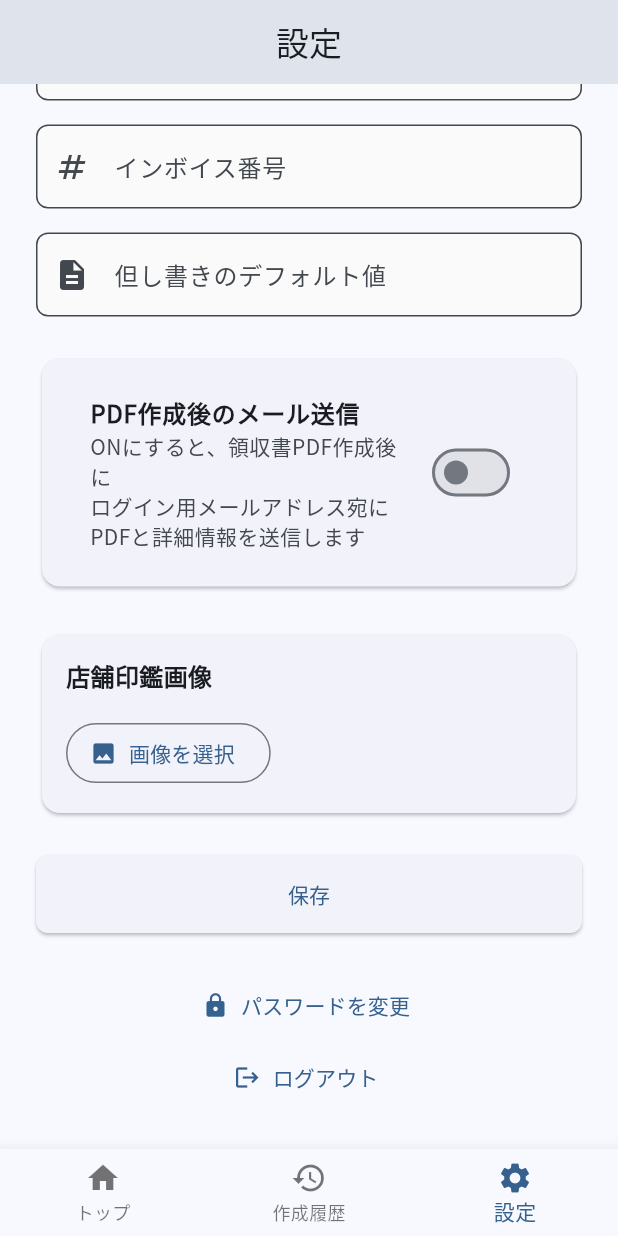
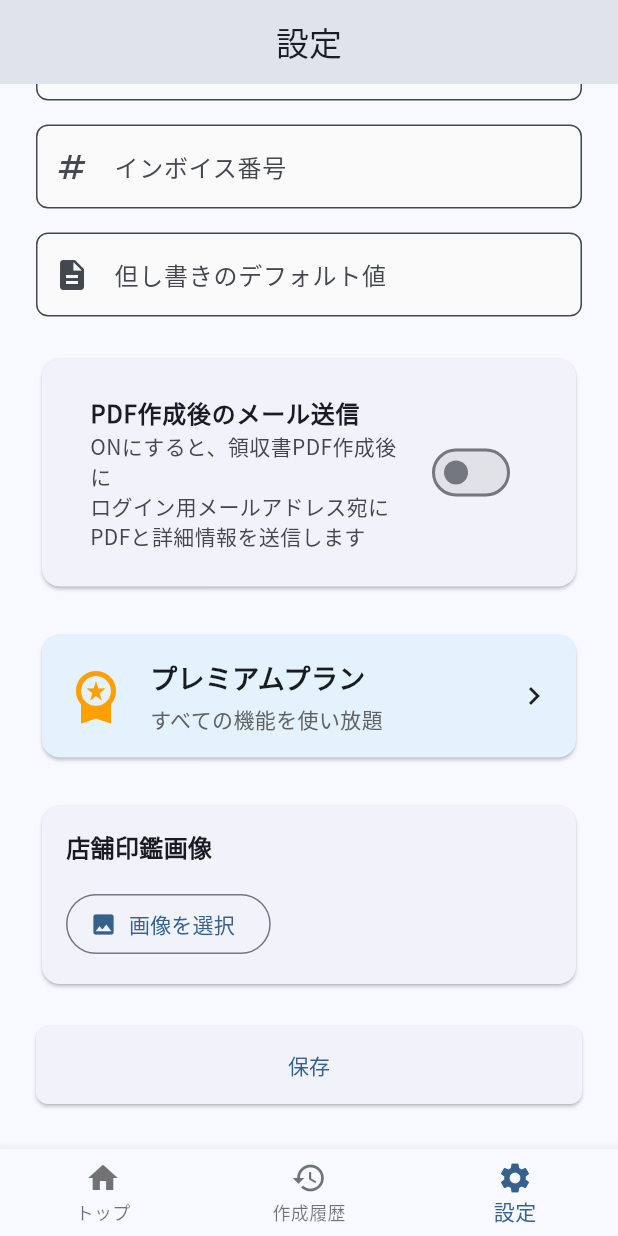
Before and after one commit to ay01sec/receipt_app, a Flutter app: the screen it shows once a user with an empty profile is signed in, item 3 of the bottom bar chosen, scrolled down 357 dp, on a phone screen of 412 x 824 dp. Run offline on Flutter 3.47's test engine with Material 3 defaults, Android fonts, the phone set to English and light mode, and no system bars; our stand-ins replace cloud_firestore, firebase_auth, firebase_core, firebase_storage, flutter_dotenv, flutter_riverpod and 4 more; missing offline and left inert: purchases_flutter, syncfusion_flutter_pdfviewer; accounts and stored records are empty.

Commit message:
無料トライアル3日間とサブスクリプション機能を実装
機能追加:
- UserDataモデルにトライアル期間判定ロジックを追加
  - isInTrial: トライアル中かどうか（3日間）
  - trialDaysRemaining: トライアル残り日数
  - canUseApp: アプリ使用可能かどうか
  - shouldShowPaywall: 課金画面を表示すべきかどうか

- サブスクリプション購入画面を作成
  - 月額・年額プランの表示
  - 購入・リストア機能
  - 強制表示モード（トライアル終了後）

- 設定画面にプレミアムプラン導線を追加
  - 青色のカードで目立つデザイン
  - タップでサブスクリプション画面へ遷移

- アプリ起動時のトライアル期間チェック
  - userDataProviderを追加（Firestore からUserDataを取得）
  - AuthWrapperでトライアル期間をチェック
  - トライアル終了 & サブスクなし → 課金画面を強制表示
  - トライアル中 or サブスク有効 → メイン画面

仕様:
- 無料トライアル: 初回登録から3日間
- 課金画面の表示タイミング:
  - 3日目終了後のアプリ起動時（自動・強制表示）
  - 設定画面から手動アクセス可能
- 機能制限なし（トライアル中も課金後も同じ機能）

```diff
--- a/lib/main.dart
+++ b/lib/main.dart
@@ -7,6 +7,7 @@ import 'utils/constants.dart';
 import 'providers/auth_provider.dart';
 import 'screens/auth/login_screen.dart';
 import 'screens/main_navigation.dart';
+import 'screens/subscription/subscription_screen.dart';
 import 'services/revenue_cat_service.dart';
 
 void main() async {
@@ -117,8 +118,32 @@ class AuthWrapper extends ConsumerWidget {
     return authState.when(
       data: (user) {
         if (user != null) {
-          // ログイン済み - メインナビゲーションを表示
-          return const MainNavigation();
+          // ログイン済み - ユーザーデータをチェック
+          final userDataState = ref.watch(userDataProvider);
+
+          return userDataState.when(
+            data: (userData) {
+              if (userData == null) {
+                // ユーザーデータが見つからない場合はスプラッシュ表示
+                return const SplashScreen();
+              }
+
+              // トライアル期間が終了し、サブスクリプションもない場合
+              if (userData.shouldShowPaywall) {
+                // 課金画面を強制表示（戻るボタン無効）
+                return const SubscriptionScreen(isRequired: true);
+              }
+
+              // トライアル中 or サブスクリプション有効 - メインナビゲーション表示
+              return const MainNavigation();
+            },
+            loading: () => const SplashScreen(),
+            error: (error, stack) {
+              debugPrint('⚠️ UserData取得エラー: $error');
+              // エラー時もメインナビゲーションを表示
+              return const MainNavigation();
+            },
+          );
         } else {
           // 未ログイン - ログイン画面を表示
           return const LoginScreen();
--- a/lib/providers/auth_provider.dart
+++ b/lib/providers/auth_provider.dart
@@ -1,6 +1,9 @@
 import 'package:firebase_auth/firebase_auth.dart';
 import 'package:flutter_riverpod/flutter_riverpod.dart';
+import 'package:cloud_firestore/cloud_firestore.dart';
 import '../repositories/auth_repository.dart';
+import '../models/user_data.dart';
+import '../utils/constants.dart';
 
 /// AuthRepositoryのプロバイダー
 final authRepositoryProvider = Provider<AuthRepository>((ref) {
@@ -19,6 +22,33 @@ final currentUserProvider = Provider<User?>((ref) {
   final user = authRepository.currentUser;
   print('🔵 currentUserProvider: user = ${user?.uid ?? "null"}');
   return user;
+});
+
+/// 現在のユーザーのUserDataを取得するStreamProvider
+final userDataProvider = StreamProvider<UserData?>((ref) {
+  final authState = ref.watch(authStateProvider);
+
+  return authState.when(
+    data: (user) {
+      if (user == null) {
+        return Stream.value(null);
+      }
+
+      final firestore = FirebaseFirestore.instance;
+      return firestore
+          .collection(FirestoreCollections.users)
+          .doc(user.uid)
+          .snapshots()
+          .map((snapshot) {
+        if (!snapshot.exists) {
+          return null;
+        }
+        return UserData.fromFirestore(snapshot);
+      });
+    },
+    loading: () => Stream.value(null),
+    error: (_, __) => Stream.value(null),
+  );
 });
 
 /// 認証コントローラー（認証関連の操作を行う）
--- a/lib/screens/settings/settings_screen.dart
+++ b/lib/screens/settings/settings_screen.dart
@@ -6,6 +6,7 @@ import '../../providers/auth_provider.dart';
 import '../../providers/store_provider.dart';
 import '../../utils/constants.dart';
 import '../../utils/validators.dart';
+import '../subscription/subscription_screen.dart';
 
 class SettingsScreen extends ConsumerStatefulWidget {
   const SettingsScreen({super.key});
@@ -239,6 +240,57 @@ class _SettingsScreenState extends ConsumerState<SettingsScreen> {
                   ),
                   const SizedBox(height: UIConstants.paddingLarge),
 
+                  // プレミアムプラン
+                  Card(
+                    color: Colors.blue.shade50,
+                    child: InkWell(
+                      onTap: () {
+                        Navigator.of(context).push(
+                          MaterialPageRoute(
+                            builder: (context) => const SubscriptionScreen(),
+                          ),
+                        );
+                      },
+                      child: Padding(
+                        padding: const EdgeInsets.all(UIConstants.paddingMedium),
+                        child: Row(
+                          children: [
+                            Icon(
+                              Icons.workspace_premium,
+                              color: Colors.amber.shade700,
+                              size: 40,
+                            ),
+                            const SizedBox(width: UIConstants.paddingMedium),
+                            Expanded(
+                              child: Column(
+                                crossAxisAlignment: CrossAxisAlignment.start,
+                                children: [
+                                  const Text(
+                                    'プレミアムプラン',
+                                    style: TextStyle(
+                                      fontSize: 18,
+                                      fontWeight: FontWeight.bold,
+                                    ),
+                                  ),
+                                  const SizedBox(height: 4),
+                                  Text(
+                                    'すべての機能を使い放題',
+                                    style: TextStyle(
+                                      fontSize: 14,
+                                      color: Colors.grey.shade700,
+                                    ),
+                                  ),
+                                ],
+                              ),
+                            ),
+                            const Icon(Icons.chevron_right),
+                          ],
+                        ),
+                      ),
+                    ),
+                  ),
+                  const SizedBox(height: UIConstants.paddingLarge),
+
                   // 印鑑画像
                   Card(
                     child: Padding(
```
Also changed, not shown: lib/models/user_data.dart (+26 -0 lines), lib/screens/subscription/subscription_screen.dart (added, +386 -0 lines).
